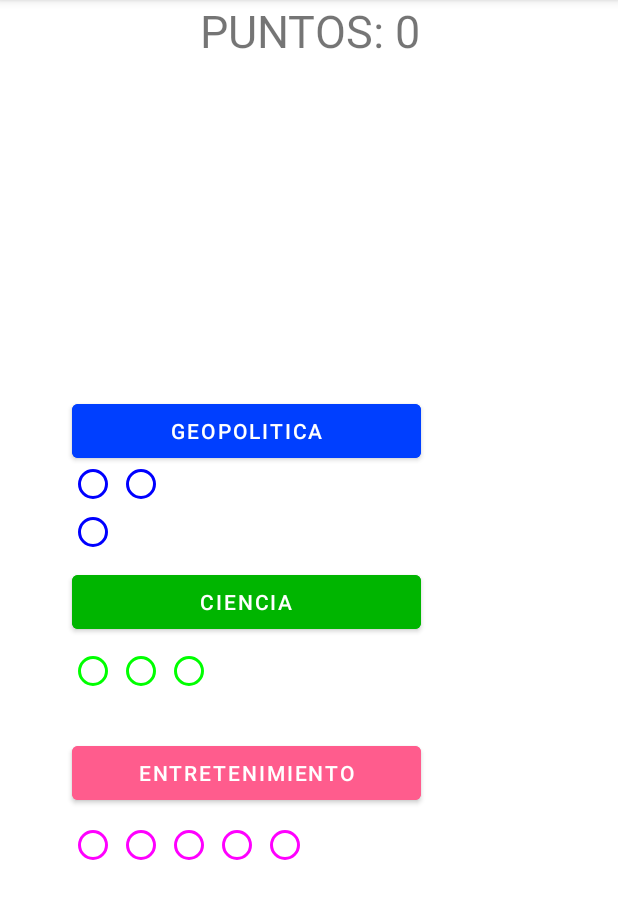
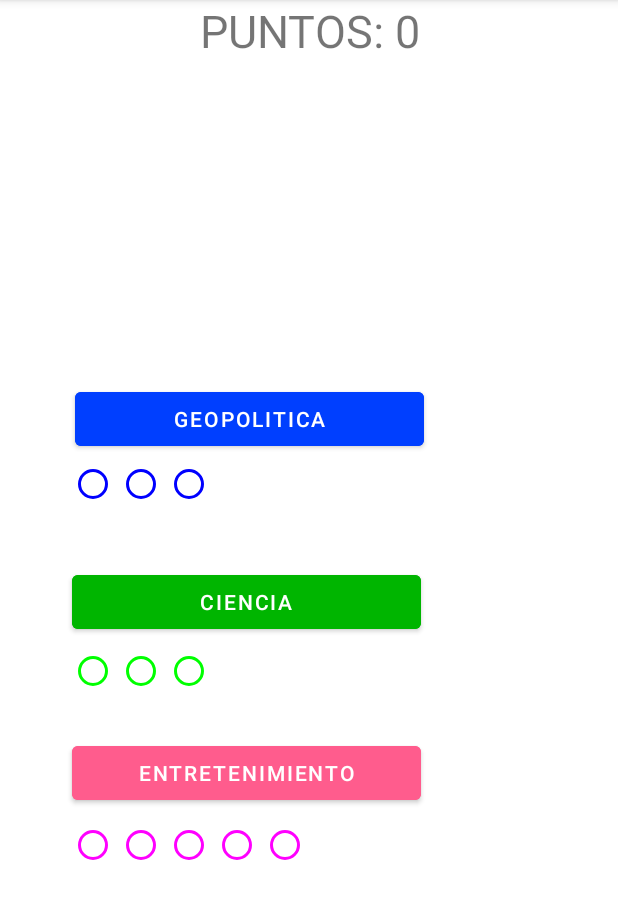
Before and after one commit to casasDev/Terrivial, an Android app: the MainActivity2 screen opened directly, with no data from a screen before it, on a phone screen of 412 x 824 dp, the part 84-1003 px from its top. Run offline under Robolectric (Android 15) with nearby library versions, the phone set to English and light mode, and no system bars; network calls fail.

Commit message:
cambios varios en la vista

```diff
--- a/app/src/main/res/layout/activity_main2.xml
+++ b/app/src/main/res/layout/activity_main2.xml
@@ -23,9 +23,9 @@
         android:layout_alignBottom="@+id/puntos"
         android:layout_alignParentStart="true"
         android:layout_alignParentEnd="true"
-        android:layout_marginStart="48dp"
-        android:layout_marginEnd="131dp"
-        android:layout_marginBottom="-156dp"
+        android:layout_marginStart="50dp"
+        android:layout_marginEnd="129dp"
+        android:layout_marginBottom="-148dp"
         android:backgroundTint="#003FFF"
         android:text="@string/geopolitica" />
 
@@ -64,7 +64,7 @@
         android:layout_marginStart="46dp"
         android:layout_marginEnd="13dp"
         android:layout_marginBottom="-223dp"
-        app:columnCount="2"
+        app:columnCount="3"
         app:rowCount="1">
 
     </androidx.gridlayout.widget.GridLayout>
```
